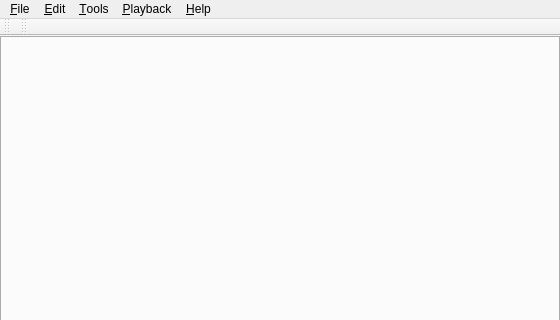
djdron/qmmp, file qmmp-plugin-pack/src/Ui/simple/forms/mainwindow.ui: the form before one commit; both pictures show x 0 to 560 and y 0 to 320 of the 560 by 479 pixel window.
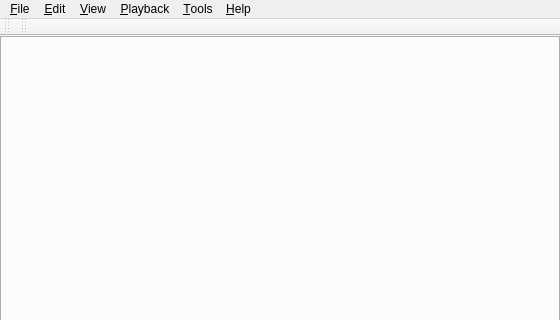
The form after the commit. Icons and pictures are not drawn.

What changed in the file:
```diff
--- a/qmmp-plugin-pack/src/Ui/simple/forms/mainwindow.ui
+++ b/qmmp-plugin-pack/src/Ui/simple/forms/mainwindow.ui
@@ -71,10 +71,16 @@
      <string>&amp;Playback</string>
     </property>
    </widget>
+   <widget class="QMenu" name="menuView">
+    <property name="title">
+     <string>&amp;View</string>
+    </property>
+   </widget>
    <addaction name="menuFile"/>
    <addaction name="menuEdit"/>
-   <addaction name="menuTools"/>
+   <addaction name="menuView"/>
    <addaction name="menuPlayback"/>
+   <addaction name="menuTools"/>
    <addaction name="menuHelp"/>
   </widget>
   <widget class="QToolBar" name="buttonsToolBar">
```
